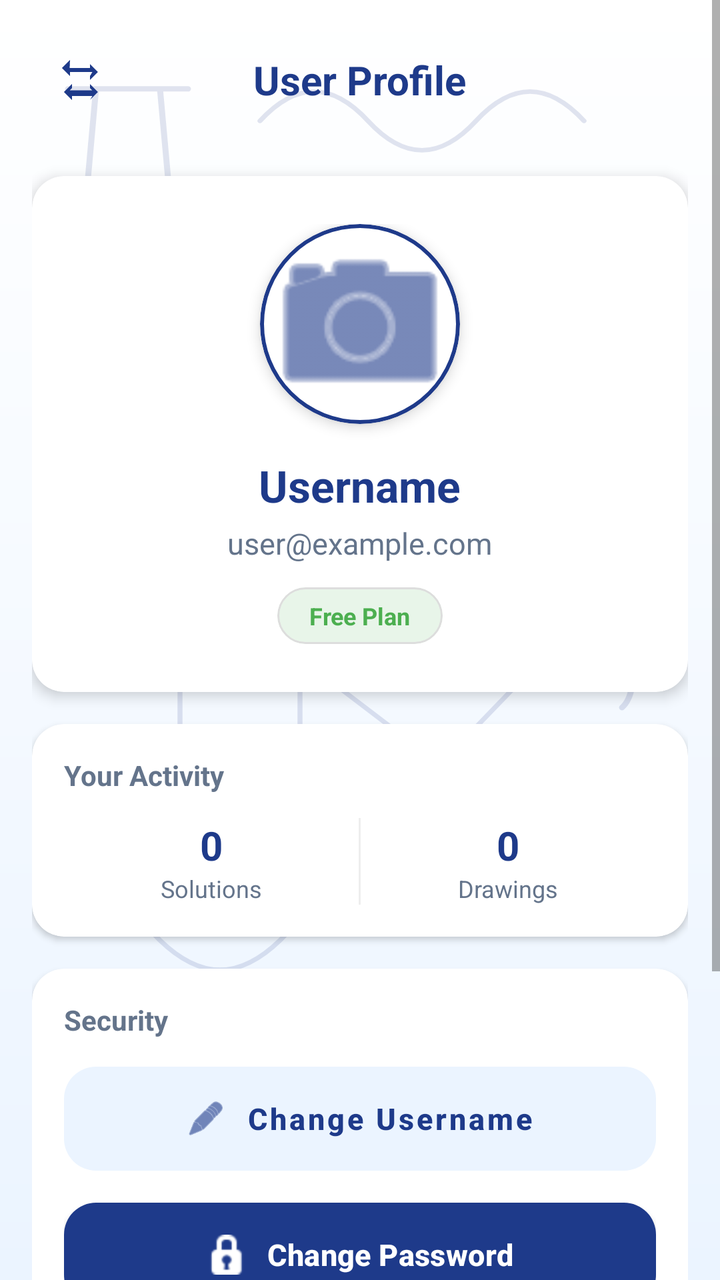
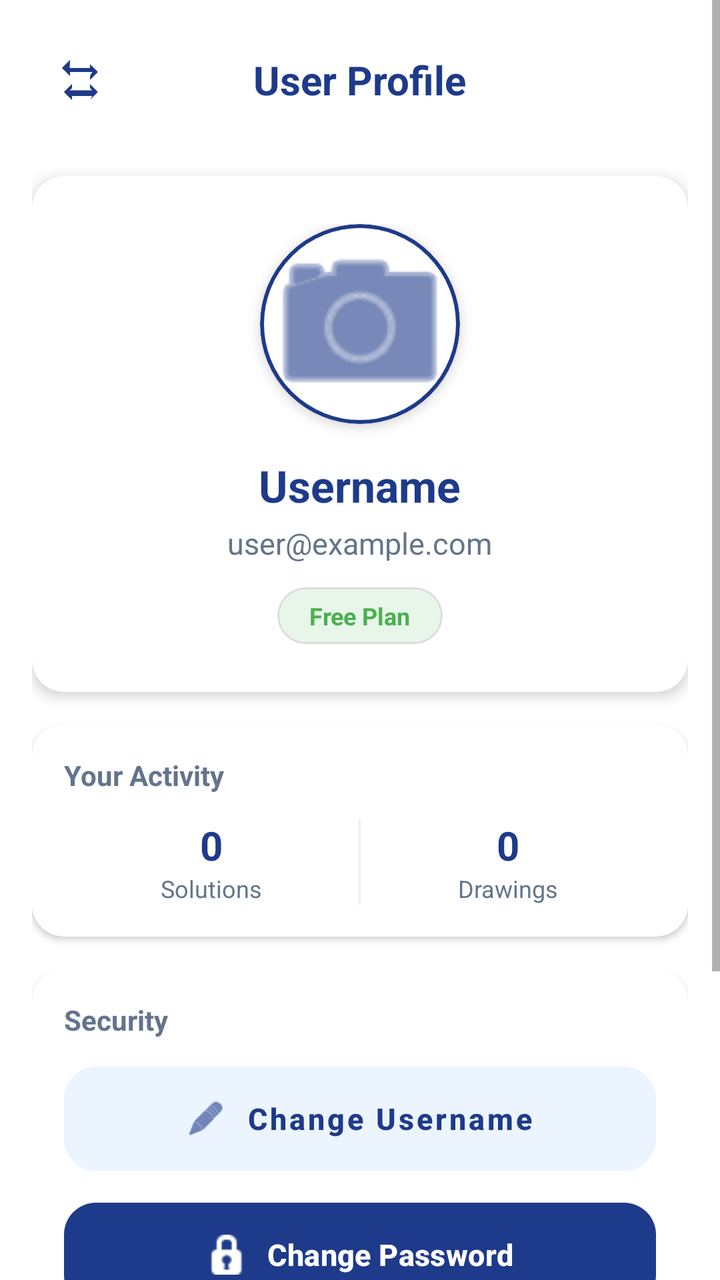

The first picture is an Android layout as it rendered before a commit; the second is the same layout after the commit. The layout source and the unified diff follow.
<!-- AndroidManifest.xml: application theme Theme.MaterialComponents.DayNight.NoActionBar -->
<!-- res/layout/activity_profile.xml -->
<?xml version="1.0" encoding="utf-8"?>
<ScrollView xmlns:android="http://schemas.android.com/apk/res/android"
    xmlns:app="http://schemas.android.com/apk/res-auto"
    android:layout_width="match_parent"
    android:layout_height="match_parent"
    android:fitsSystemWindows="true"
    android:background="@drawable/bg_gradient_light"
    android:fillViewport="true">

    <LinearLayout
        android:layout_width="match_parent"
        android:layout_height="wrap_content"
        android:orientation="vertical"
        android:padding="16dp">

        
        <RelativeLayout
            android:layout_width="match_parent"
            android:layout_height="wrap_content"
            android:layout_marginBottom="24dp">

            <ImageButton
                android:id="@+id/btnBack"
                android:layout_width="48dp"
                android:layout_height="48dp"
                android:background="?attr/selectableItemBackgroundBorderless"
                android:src="@drawable/ic_selection"
                android:rotation="180"
                app:tint="@color/main_blue" />

            <TextView
                android:layout_width="wrap_content"
                android:layout_height="wrap_content"
                android:layout_centerInParent="true"
                android:text="@string/user_profile"
                android:textSize="20sp"
                android:textStyle="bold"
                android:textColor="@color/main_blue" />
        </RelativeLayout>
        
        <com.google.android.material.card.MaterialCardView
            android:layout_width="match_parent"
            android:layout_height="wrap_content"
            app:cardCornerRadius="16dp"
            app:cardElevation="4dp"
            android:layout_marginBottom="16dp">

            <LinearLayout
                android:layout_width="match_parent"
                android:layout_height="wrap_content"
                android:orientation="vertical"
                android:padding="24dp"
                android:gravity="center">

                
                <com.google.android.material.card.MaterialCardView
                    android:id="@+id/cardProfileAvatar"
                    android:layout_width="100dp"
                    android:layout_height="100dp"
                    app:cardCornerRadius="50dp"
                    app:cardElevation="4dp"
                    app:strokeWidth="2dp"
                    app:strokeColor="@color/main_blue"
                    android:clickable="true"
                    android:focusable="true"
                    android:layout_marginBottom="16dp">

                    <ImageView
                        android:id="@+id/imgProfileAvatar"
                        android:layout_width="match_parent"
                        android:layout_height="match_parent"
                        android:scaleType="centerCrop"
                        android:src="@android:drawable/ic_menu_camera"
                        app:tint="@color/main_blue" />
                </com.google.android.material.card.MaterialCardView>

                <TextView
                    android:id="@+id/tvProfileUsername"
                    android:layout_width="wrap_content"
                    android:layout_height="wrap_content"
                    android:text="@string/username"
                    android:textSize="22sp"
                    android:textStyle="bold"
                    android:textColor="@color/main_blue" />

                
                <TextView
                    android:id="@+id/tvProfileEmail"
                    android:layout_width="wrap_content"
                    android:layout_height="wrap_content"
                    android:text="user@example.com"
                    android:textColor="@color/text_subtitle"
                    android:textSize="15sp"
                    android:layout_marginTop="4dp"/>

                
                <com.google.android.material.card.MaterialCardView
                    android:layout_width="wrap_content"
                    android:layout_height="wrap_content"
                    android:layout_marginTop="12dp"
                    app:cardCornerRadius="50dp"
                    app:cardElevation="0dp"
                    app:strokeWidth="1dp"
                    app:strokeColor="#DDDDDD">

                    <TextView
                        android:id="@+id/tvProfileTier"
                        android:layout_width="wrap_content"
                        android:layout_height="wrap_content"
                        android:paddingHorizontal="16dp"
                        android:paddingVertical="6dp"
                        android:text="Free Plan"
                        android:textSize="12sp"
                        android:textStyle="bold"
                        android:textColor="#4CAF50"
                        android:background="#E8F5E9"/>
                </com.google.android.material.card.MaterialCardView>

            </LinearLayout>
        </com.google.android.material.card.MaterialCardView>
        
        <com.google.android.material.card.MaterialCardView
            android:layout_width="match_parent"
            android:layout_height="wrap_content"
            app:cardCornerRadius="16dp"
            app:cardElevation="2dp"
            android:layout_marginBottom="16dp">

            <LinearLayout
                android:layout_width="match_parent"
                android:layout_height="wrap_content"
                android:orientation="vertical"
                android:padding="16dp">

                <TextView
                    android:layout_width="wrap_content"
                    android:layout_height="wrap_content"
                    android:text="@string/your_activity"
                    android:textStyle="bold"
                    android:textColor="@color/text_subtitle"
                    android:layout_marginBottom="12dp"/>

                <LinearLayout
                    android:layout_width="match_parent"
                    android:layout_height="wrap_content"
                    android:orientation="horizontal"
                    android:weightSum="2">

                    <LinearLayout
                        android:layout_width="0dp"
                        android:layout_height="wrap_content"
                        android:layout_weight="1"
                        android:orientation="vertical"
                        android:gravity="center">
                        <TextView
                            android:id="@+id/tvHistoryCount"
                            android:layout_width="wrap_content"
                            android:layout_height="wrap_content"
                            android:text="0"
                            android:textSize="20sp"
                            android:textStyle="bold"
                            android:textColor="@color/main_blue"/>
                        <TextView
                            android:layout_width="wrap_content"
                            android:layout_height="wrap_content"
                            android:text="@string/solutions"
                            android:textSize="12sp"
                            android:textColor="@color/text_subtitle"/>
                    </LinearLayout>

                    <View
                        android:layout_width="1dp"
                        android:layout_height="match_parent"
                        android:background="#EEEEEE"/>

                    <LinearLayout
                        android:layout_width="0dp"
                        android:layout_height="wrap_content"
                        android:layout_weight="1"
                        android:orientation="vertical"
                        android:gravity="center">
                        <TextView
                            android:id="@+id/tvDrawingCount"
                            android:layout_width="wrap_content"
                            android:layout_height="wrap_content"
                            android:text="0"
                            android:textSize="20sp"
                            android:textStyle="bold"
                            android:textColor="@color/main_blue"/>
                        <TextView
                            android:layout_width="wrap_content"
                            android:layout_height="wrap_content"
                            android:text="@string/drawings"
                            android:textSize="12sp"
                            android:textColor="@color/text_subtitle"/>
                    </LinearLayout>
                </LinearLayout>
            </LinearLayout>
        </com.google.android.material.card.MaterialCardView>

        
        <com.google.android.material.card.MaterialCardView
            android:layout_width="match_parent"
            android:layout_height="wrap_content"
            app:cardCornerRadius="16dp"
            app:cardElevation="2dp"
            android:layout_marginBottom="16dp">

            <LinearLayout
                android:layout_width="match_parent"
                android:layout_height="wrap_content"
                android:orientation="vertical"
                android:padding="16dp">

                <TextView
                    android:layout_width="wrap_content"
                    android:layout_height="wrap_content"
                    android:text="@string/security"
                    android:textStyle="bold"
                    android:textColor="@color/text_subtitle"
                    android:layout_marginBottom="12dp"/>

                <com.google.android.material.button.MaterialButton
                    android:id="@+id/btnChangeUsername"
                    style="@style/Widget.Lemm.Button.Tonal"
                    android:layout_width="match_parent"
                    android:layout_height="56dp"
                    android:text="@string/change_username"
                    app:icon="@android:drawable/ic_menu_edit"
                    android:layout_marginBottom="12dp"/>

                <com.google.android.material.button.MaterialButton
                    android:id="@+id/btnChangePassword"
                    style="@style/Widget.Lemm.Button"
                    android:layout_width="match_parent"
                    android:layout_height="56dp"
                    android:text="@string/change_password"
                    app:icon="@android:drawable/ic_secure"/>

            </LinearLayout>
        </com.google.android.material.card.MaterialCardView>

        <View
            android:layout_width="match_parent"
            android:layout_height="0dp"
            android:layout_weight="1"/>

        
        <com.google.android.material.button.MaterialButton
            android:id="@+id/btnProfileLogout"
            style="@style/Widget.Lemm.Button.DangerFilled"
            android:layout_width="match_parent"
            android:layout_height="56dp"
            android:text="@string/log_out"
            app:icon="@android:drawable/ic_lock_power_off"
            android:layout_marginBottom="12dp"/>
        <com.google.android.material.button.MaterialButton
            android:id="@+id/btnDeleteAccount"
            style="@style/Widget.Lemm.Button.DangerTonal"
            android:layout_width="match_parent"
            android:layout_height="56dp"
            android:text="Delete Account &amp; All Data"
            app:icon="@android:drawable/ic_menu_delete"
            android:layout_marginBottom="16dp"/>
    </LinearLayout>
</ScrollView>
<!-- resources referenced by this layout -->
<resources>
  <color name="main_blue">#1E3A8A</color>
  <color name="text_subtitle">#64748B</color>
  <!-- drawable bg_gradient_light (drawable) -->
  <?xml version="1.0" encoding="utf-8"?>
  <layer-list xmlns:android="http://schemas.android.com/apk/res/android">
      <item>
          <shape>
              <gradient
                  android:startColor="@color/grad_top"
                  android:endColor="@color/grad_bottom"
                  android:angle="270" />
          </shape>
      </item>
      <item android:drawable="@drawable/bg_geometry_pattern" />
  </layer-list>
  <!-- drawable ic_selection (drawable) -->
  <vector xmlns:android="http://schemas.android.com/apk/res/android"
      android:width="24dp"
      android:height="24dp"
      android:viewportWidth="24"
      android:viewportHeight="24">
      <path
          android:fillColor="#000000"
          android:pathData="M7,2l-4,4l4,4L7,8L5.83,6.83L17.17,6.83L16,8l0,2l4,-4l-4,-4l0,2l-10.17,0L7,2z M17,22l4,-4l-4,-4l0,2l-11.17,0L7,14L7,12l-4,4l4,4l0,-2l10.17,0L17,22z"/>
  </vector>
  <string name="change_password">Change Password</string>
  <string name="change_username">Change Username</string>
  <string name="drawings">Drawings</string>
  <string name="log_out">Log Out</string>
  <string name="security">Security</string>
  <string name="solutions">Solutions</string>
  <string name="user_profile">User Profile</string>
  <string name="username">Username</string>
  <string name="your_activity">Your Activity</string>
  <style name="Widget.Lemm.Button" parent="Widget.MaterialComponents.Button">
          <item name="cornerRadius">16dp</item>
          <item name="iconGravity">textStart</item>
          <item name="iconPadding">10dp</item>
          <item name="iconSize">20dp</item>
          <item name="android:insetTop">2dp</item>
          <item name="android:insetBottom">2dp</item>
          <item name="android:textAllCaps">false</item>
          <item name="android:textSize">15sp</item>
          <item name="android:textStyle">bold</item>
          <item name="android:letterSpacing">0.01</item>
          <item name="backgroundTint">@color/primary</item>
          <item name="android:textColor">@color/white</item>
          <item name="iconTint">@color/white</item>
          <item name="android:elevation">2dp</item>
      </style>
  <style name="Widget.Lemm.Button.DangerFilled" parent="Widget.Lemm.Button">
          <item name="backgroundTint">@color/error_red</item>
      </style>
  <style name="Widget.Lemm.Button.DangerTonal" parent="Widget.Lemm.Button.Tonal">
          <item name="backgroundTint">@color/danger_bg</item>
          <item name="android:textColor">@color/error_red</item>
          <item name="iconTint">@color/error_red</item>
          <item name="rippleColor">@color/error_red</item>
      </style>
  <style name="Widget.Lemm.Button.Tonal" parent="Widget.MaterialComponents.Button.UnelevatedButton">
          <item name="cornerRadius">16dp</item>
          <item name="iconGravity">textStart</item>
          <item name="iconPadding">10dp</item>
          <item name="iconSize">20dp</item>
          <item name="android:insetTop">2dp</item>
          <item name="android:insetBottom">2dp</item>
          <item name="android:textAllCaps">false</item>
          <item name="android:textSize">15sp</item>
          <item name="android:textStyle">bold</item>
          <item name="backgroundTint">@color/icon_bg_blue</item>
          <item name="android:textColor">@color/main_blue</item>
          <item name="iconTint">@color/main_blue</item>
          <item name="rippleColor">@color/main_blue</item>
      </style>
  <color name="grad_top">#FFFFFF</color>
  <color name="grad_bottom">#EBF4FF</color>
  <!-- drawable bg_geometry_pattern: vector/xml drawable (drawable, 4289 chars, omitted) -->
  <color name="primary">#1E3A8A</color>
  <color name="white">#FFFFFF</color>
  <color name="error_red">#EF4444</color>
  <color name="danger_bg">#FDE8E8</color>
  <color name="icon_bg_blue">#EBF4FF</color>
</resources>

<!-- the commit's change to res/layout/activity_profile.xml (unified diff, before → after) -->
@@ -4,7 +4,7 @@
     android:layout_width="match_parent"
     android:layout_height="match_parent"
     android:fitsSystemWindows="true"
-    android:background="@drawable/bg_gradient_light"
+    android:background="?attr/appScreenBg"
     android:fillViewport="true">
 
     <LinearLayout
<!-- resource entries referenced after the edit -->
@@ -2,19 +2,6 @@
 <resources>
   <color name="main_blue">#1E3A8A</color>
   <color name="text_subtitle">#64748B</color>
-  <!-- drawable bg_gradient_light (drawable) -->
-  <?xml version="1.0" encoding="utf-8"?>
-  <layer-list xmlns:android="http://schemas.android.com/apk/res/android">
-      <item>
-          <shape>
-              <gradient
-                  android:startColor="@color/grad_top"
-                  android:endColor="@color/grad_bottom"
-                  android:angle="270" />
-          </shape>
-      </item>
-      <item android:drawable="@drawable/bg_geometry_pattern" />
-  </layer-list>
   <!-- drawable ic_selection (drawable) -->
   <vector xmlns:android="http://schemas.android.com/apk/res/android"
       android:width="24dp"
@@ -74,9 +61,6 @@
           <item name="iconTint">@color/main_blue</item>
           <item name="rippleColor">@color/main_blue</item>
       </style>
-  <color name="grad_top">#FFFFFF</color>
-  <color name="grad_bottom">#EBF4FF</color>
-  <!-- drawable bg_geometry_pattern: vector/xml drawable (drawable, 4289 chars, omitted) -->
   <color name="primary">#1E3A8A</color>
   <color name="white">#FFFFFF</color>
   <color name="error_red">#EF4444</color>
